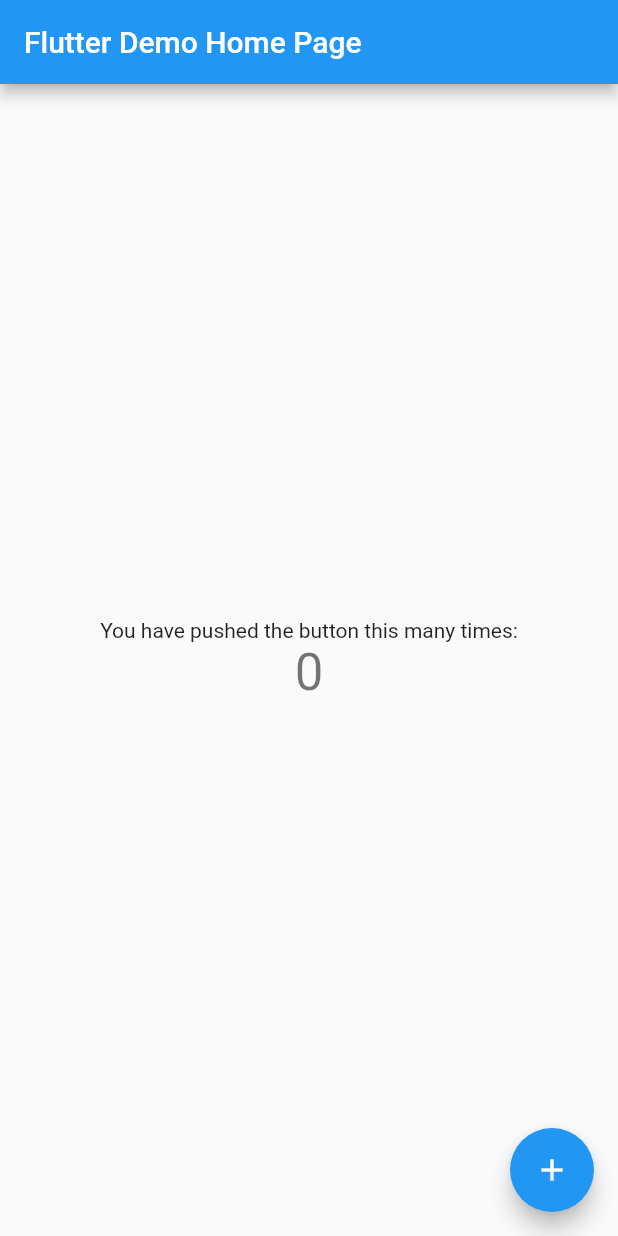
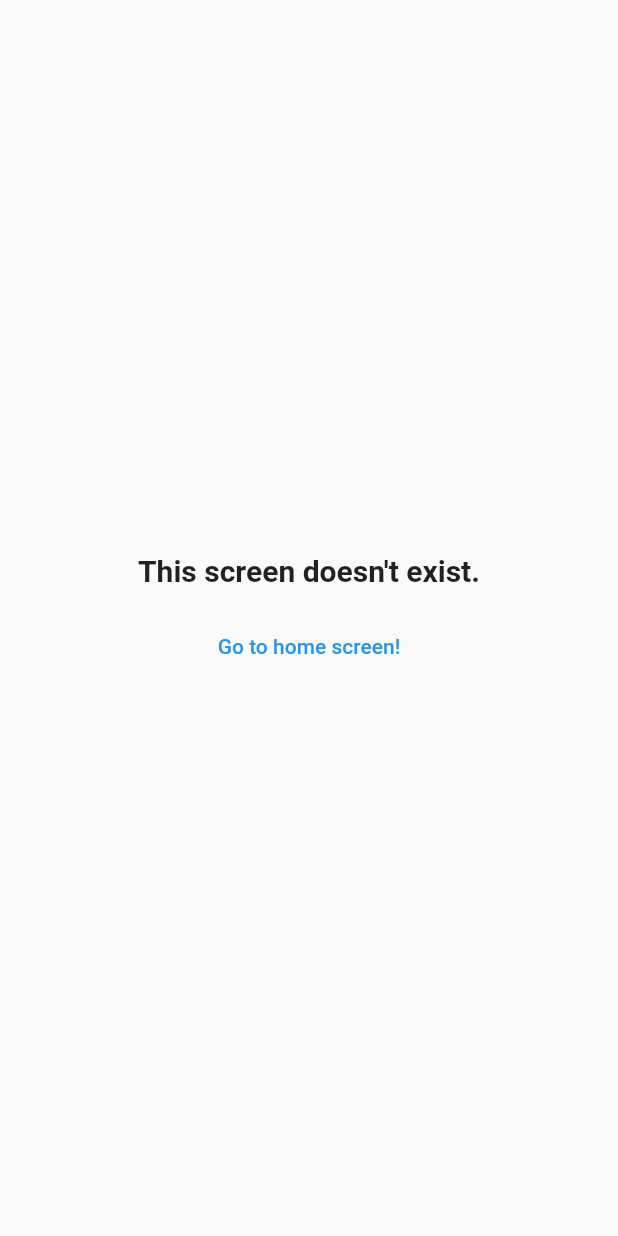
Before and after one commit to gabiheimer/heylinda-flutter-clone, a Flutter app: the screen it shows after launch, on a phone screen of 412 x 824 dp. Run offline on Flutter 3.47's test engine with Material 2 defaults, Android fonts, the phone set to English and light mode, and no system bars.

Commit message:
add not found screen

```diff
--- a/app/lib/main.dart
+++ b/app/lib/main.dart
@@ -1,3 +1,4 @@
+import 'package:app/screens/NotFoundScreen.dart';
 import 'package:flutter/material.dart';
 
 void main() {
@@ -7,109 +8,15 @@ void main() {
 class MyApp extends StatelessWidget {
   const MyApp({super.key});
 
-  // This widget is the root of your application.
+  // TODO: edit theme
   @override
   Widget build(BuildContext context) {
     return MaterialApp(
       title: 'Flutter Demo',
       theme: ThemeData(
-        // This is the theme of your application.
-        //
-        // Try running your application with "flutter run". You'll see the
-        // application has a blue toolbar. Then, without quitting the app, try
-        // changing the primarySwatch below to Colors.green and then invoke
-        // "hot reload" (press "r" in the console where you ran "flutter run",
-        // or simply save your changes to "hot reload" in a Flutter IDE).
-        // Notice that the counter didn't reset back to zero; the application
-        // is not restarted.
         primarySwatch: Colors.blue,
       ),
-      home: const MyHomePage(title: 'Flutter Demo Home Page'),
+      home: const NotFoundScreen(),
     );
   }
 }
-
-class MyHomePage extends StatefulWidget {
-  const MyHomePage({super.key, required this.title});
-
-  // This widget is the home page of your application. It is stateful, meaning
-  // that it has a State object (defined below) that contains fields that affect
-  // how it looks.
-
-  // This class is the configuration for the state. It holds the values (in this
-  // case the title) provided by the parent (in this case the App widget) and
-  // used by the build method of the State. Fields in a Widget subclass are
-  // always marked "final".
-
-  final String title;
-
-  @override
-  State<MyHomePage> createState() => _MyHomePageState();
-}
-
-class _MyHomePageState extends State<MyHomePage> {
-  int _counter = 0;
-
-  void _incrementCounter() {
-    setState(() {
-      // This call to setState tells the Flutter framework that something has
-      // changed in this State, which causes it to rerun the build method below
-      // so that the display can reflect the updated values. If we changed
-      // _counter without calling setState(), then the build method would not be
-      // called again, and so nothing would appear to happen.
-      _counter++;
-    });
-  }
-
-  @override
-  Widget build(BuildContext context) {
-    // This method is rerun every time setState is called, for instance as done
-    // by the _incrementCounter method above.
-    //
-    // The Flutter framework has been optimized to make rerunning build methods
-    // fast, so that you can just rebuild anything that needs updating rather
-    // than having to individually change instances of widgets.
-    return Scaffold(
-      appBar: AppBar(
-        // Here we take the value from the MyHomePage object that was created by
-        // the App.build method, and use it to set our appbar title.
-        title: Text(widget.title),
-      ),
-      body: Center(
-        // Center is a layout widget. It takes a single child and positions it
-        // in the middle of the parent.
-        child: Column(
-          // Column is also a layout widget. It takes a list of children and
-          // arranges them vertically. By default, it sizes itself to fit its
-          // children horizontally, and tries to be as tall as its parent.
-          //
-          // Invoke "debug painting" (press "p" in the console, choose the
-          // "Toggle Debug Paint" action from the Flutter Inspector in Android
-          // Studio, or the "Toggle Debug Paint" command in Visual Studio Code)
-          // to see the wireframe for each widget.
-          //
-          // Column has various properties to control how it sizes itself and
-          // how it positions its children. Here we use mainAxisAlignment to
-          // center the children vertically; the main axis here is the vertical
-          // axis because Columns are vertical (the cross axis would be
-          // horizontal).
-          mainAxisAlignment: MainAxisAlignment.center,
-          children: <Widget>[
-            const Text(
-              'You have pushed the button this many times:',
-            ),
-            Text(
-              '$_counter',
-              style: Theme.of(context).textTheme.headline4,
-            ),
-          ],
-        ),
-      ),
-      floatingActionButton: FloatingActionButton(
-        onPressed: _incrementCounter,
-        tooltip: 'Increment',
-        child: const Icon(Icons.add),
-      ), // This trailing comma makes auto-formatting nicer for build methods.
-    );
-  }
-}
--- /dev/null
+++ b/app/lib/screens/NotFoundScreen.dart
@@ -0,0 +1,31 @@
+import 'package:flutter/material.dart';
+
+class NotFoundScreen extends StatelessWidget {
+  const NotFoundScreen({super.key});
+
+  @override
+  Widget build(BuildContext context) {
+    return Scaffold(
+      body: Container(
+        alignment: Alignment.center,
+        child: Column(
+          mainAxisAlignment: MainAxisAlignment.center,
+          children: <Widget>[
+            const Text(
+              'This screen doesn\'t exist.',
+              style: TextStyle(fontSize: 20, fontWeight: FontWeight.bold),
+            ),
+            const SizedBox(height: 15),
+            TextButton(
+              child: const Text(
+                'Go to home screen!',
+                style: TextStyle(fontSize: 14),
+              ),
+              onPressed: () => Navigator.of(context).pop(),
+            ),
+          ],
+        ),
+      ),
+    );
+  }
+}
```
